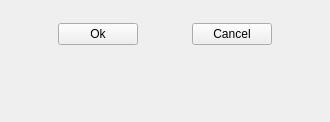
First picture: the form in LayerTools/loadAuxStruct.ui, repository dsgoficial/DsgTools, before the edit.
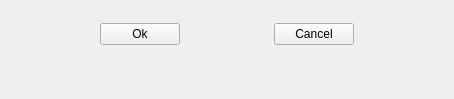
Second picture: the form after the edit. Custom widgets are drawn as their Qt base class.

```diff
--- a/LayerTools/loadAuxStruct.ui
+++ b/LayerTools/loadAuxStruct.ui
@@ -7,8 +7,8 @@
    <rect>
     <x>0</x>
     <y>0</y>
-    <width>330</width>
-    <height>122</height>
+    <width>454</width>
+    <height>99</height>
    </rect>
   </property>
   <property name="sizePolicy">
```
